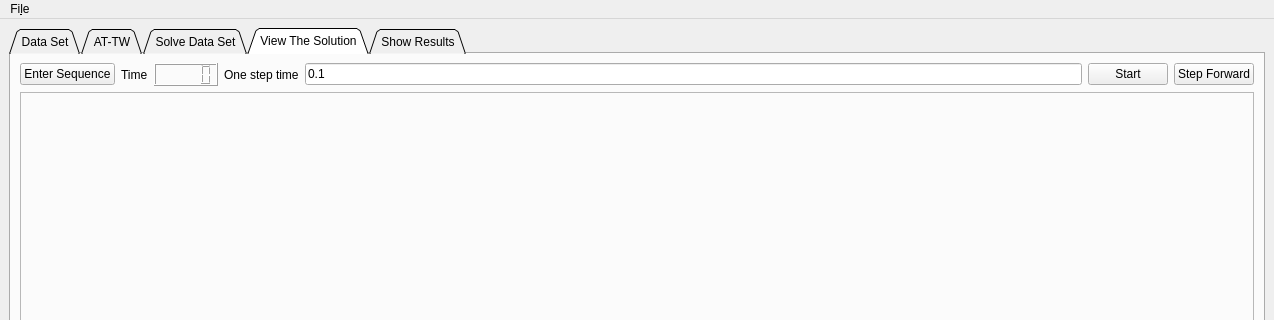
Above: windows/main_window.ui from mparlaktuna/capraz_sevkiyat2.0 before the change; both pictures show x 0 to 1274 and y 0 to 320 of the 1274 by 896 pixel window. Below: the same form after it.
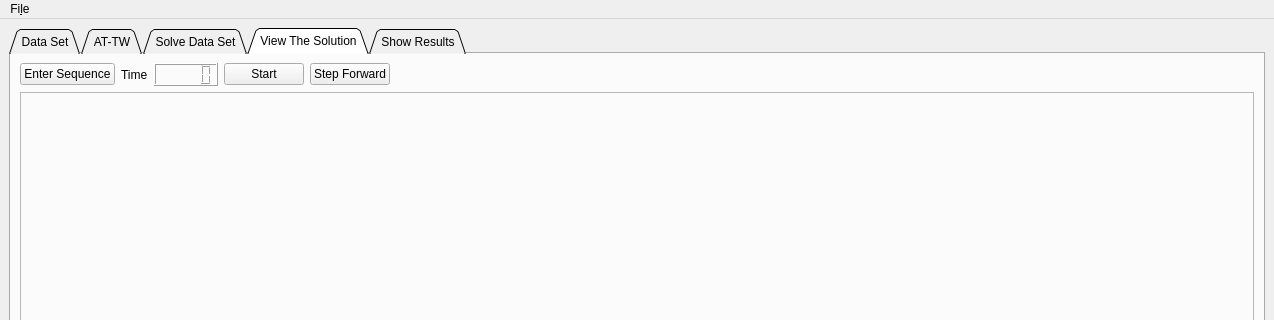
That is the form after the change. Custom widgets are drawn as their Qt base class.

Diff of the .ui file:
```diff
--- a/windows/main_window.ui
+++ b/windows/main_window.ui
@@ -635,20 +635,6 @@
             </property>
            </widget>
           </item>
-          <item>
-           <widget class="QLabel" name="label_12">
-            <property name="text">
-             <string>One step time</string>
-            </property>
-           </widget>
-          </item>
-          <item>
-           <widget class="QLineEdit" name="time_constant">
-            <property name="text">
-             <string>0.1</string>
-            </property>
-           </widget>
-          </item>
           <item>
            <widget class="QPushButton" name="simulationStartButton">
             <property name="text">
@@ -663,6 +649,19 @@
             </property>
            </widget>
           </item>
+          <item>
+           <spacer name="horizontalSpacer">
+            <property name="orientation">
+             <enum>Qt::Horizontal</enum>
+            </property>
+            <property name="sizeHint" stdset="0">
+             <size>
+              <width>40</width>
+              <height>20</height>
+             </size>
+            </property>
+           </spacer>
+          </item>
          </layout>
         </item>
         <item row="1" column="0">
```
Left out of the diff: 2 changed lines with no effect on the pictures.
